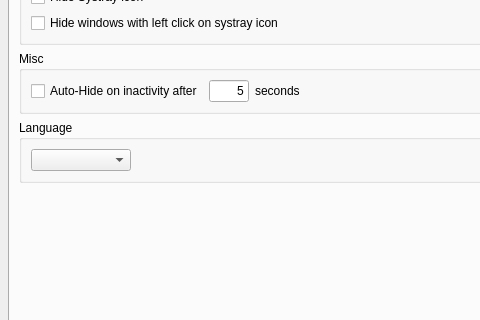
Old version of the form src/bosskeydialog.ui in the repository solaristhesun/bosskey; both pictures show x 0 to 480 and y 222 to 542 of the 1000 by 650 pixel window.
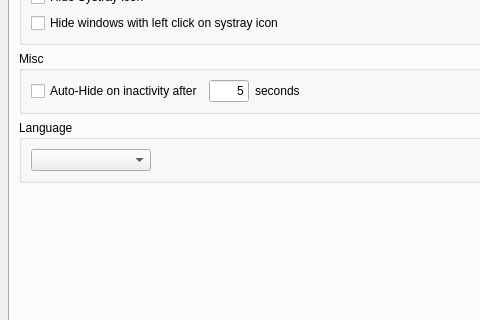
New version of the form. The open tabs and pages were chosen to show the change. Icons and pictures are not drawn. Custom widgets are drawn as their Qt base class.

Patch:
```diff
--- a/src/bosskeydialog.ui
+++ b/src/bosskeydialog.ui
@@ -497,7 +497,7 @@
            <widget class="QComboBox" name="languageComboBox">
             <property name="maximumSize">
              <size>
-              <width>100</width>
+              <width>120</width>
               <height>16777215</height>
              </size>
             </property>
```
Left out of the diff: 6 changed lines with no effect on the pictures.
